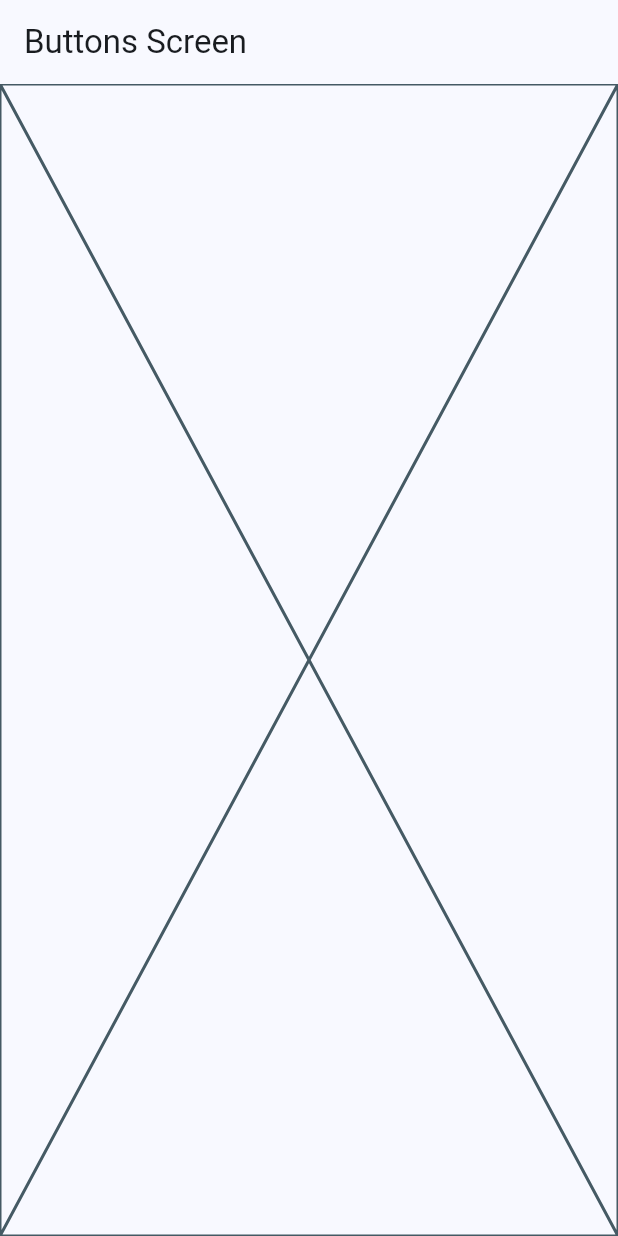
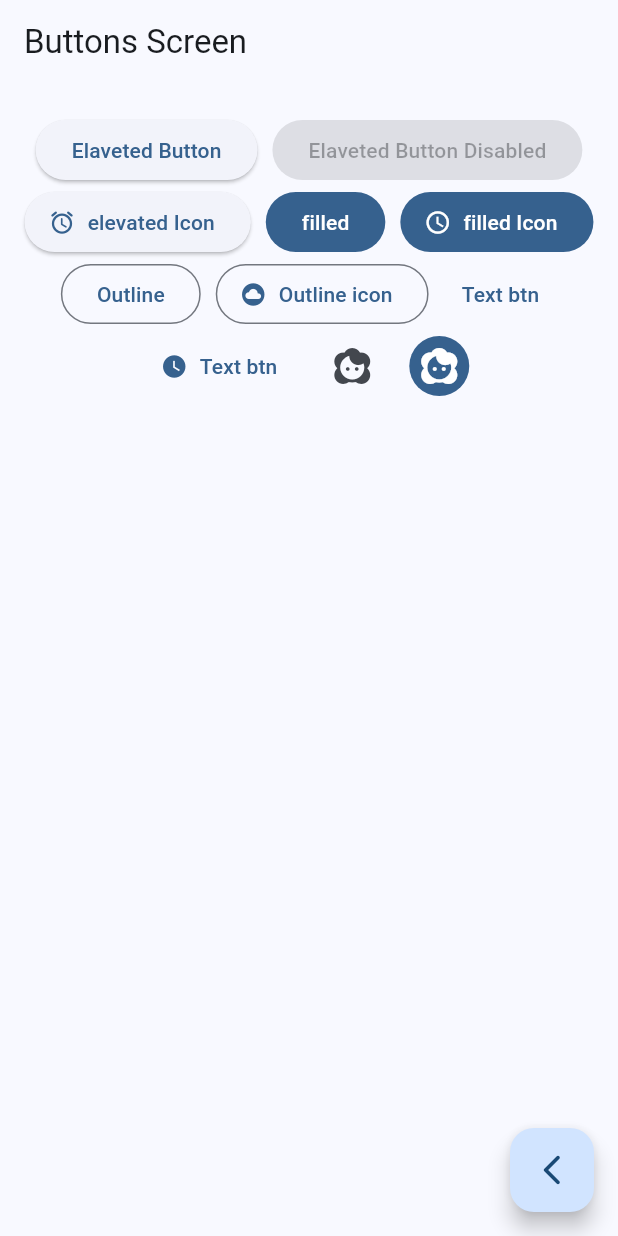
Before and after one commit to rabindranathfv/widget_app, a Flutter app: the ButtonsScreen screen opened by its route, on a phone screen of 412 x 824 dp. Run offline on Flutter 3.47's test engine with Material 3 defaults, Android fonts, the phone set to English and light mode, and no system bars; our stand-ins replace go_router.

Commit message:
add many buttons from flutter

```diff
--- a/lib/config/router/app_router.dart
+++ b/lib/config/router/app_router.dart
@@ -2,7 +2,16 @@ import 'package:go_router/go_router.dart';
 import 'package:widget_app/presentation/screens/screens.dart';
 
 final appRouter = GoRouter(initialLocation: '/', routes: [
-  GoRoute(path: '/', builder: (context, state) => const HomeScreen()),
-  GoRoute(path: '/buttons', builder: (context, state) => const ButtonsScreen()),
-  GoRoute(path: '/cards', builder: (context, state) => const CardsScreen())
+  GoRoute(
+      path: '/',
+      name: HomeScreen.name,
+      builder: (context, state) => const HomeScreen()),
+  GoRoute(
+      path: '/buttons',
+      name: ButtonsScreen.name,
+      builder: (context, state) => const ButtonsScreen()),
+  GoRoute(
+      path: '/cards',
+      name: CardsScreen.name,
+      builder: (context, state) => const CardsScreen())
 ]);
--- a/lib/presentation/screens/buttons/buttons_screnn.dart
+++ b/lib/presentation/screens/buttons/buttons_screnn.dart
@@ -1,13 +1,86 @@
 import 'package:flutter/material.dart';
+import 'package:go_router/go_router.dart';
 
-class ButtonsScreen extends StatelessWidget {
+class ButtonsScreen extends StatefulWidget {
+  static const String name = 'buttons_screen';
   const ButtonsScreen({super.key});
 
+  @override
+  State<ButtonsScreen> createState() => _ButtonsScreenState();
+}
+
+class _ButtonsScreenState extends State<ButtonsScreen> {
   @override
   Widget build(BuildContext context) {
     return Scaffold(
       appBar: AppBar(title: const Text('Buttons Screen')),
-      body: const Placeholder(),
+      body: const _ButtonsView(),
+      floatingActionButton: FloatingActionButton(
+        child: const Icon(Icons.arrow_back_ios_new_rounded),
+        onPressed: () {
+          context.pop();
+        },
+      ),
     );
   }
 }
+
+class _ButtonsView extends StatelessWidget {
+  const _ButtonsView({super.key});
+
+  @override
+  Widget build(BuildContext context) {
+    final colors = Theme.of(context).colorScheme;
+
+    return SizedBox(
+      width: double.infinity,
+      child: Padding(
+        padding: const EdgeInsets.symmetric(horizontal: 10, vertical: 20),
+        child: Wrap(
+          spacing: 10,
+          alignment: WrapAlignment.center,
+          children: [
+            ElevatedButton(
+                onPressed: () {}, child: const Text('Elaveted Button')),
+            const ElevatedButton(
+                onPressed: null, child: Text('Elaveted Button Disabled')),
+            ElevatedButton.icon(
+              icon: const Icon(Icons.access_alarm_rounded),
+              onPressed: () {},
+              label: const Text('elevated Icon'),
+            ),
+            FilledButton(
+              onPressed: () {},
+              child: const Text('filled'),
+            ),
+            FilledButton.icon(
+                onPressed: () {},
+                icon: const Icon(Icons.access_time),
+                label: const Text('filled Icon')),
+            OutlinedButton(onPressed: () {}, child: const Text('Outline')),
+            OutlinedButton.icon(
+                onPressed: () {},
+                icon: const Icon(Icons.cloud_circle),
+                label: const Text('Outline icon')),
+            TextButton(onPressed: () {}, child: const Text('Text btn')),
+            TextButton.icon(
+                onPressed: () {},
+                icon: const Icon(Icons.watch_later),
+                label: const Text('Text btn')),
+            IconButton(
+              onPressed: () {},
+              icon: const Icon(Icons.face_2_sharp),
+            ),
+            IconButton(
+              onPressed: () {},
+              icon: const Icon(Icons.face_2_sharp),
+              style: ButtonStyle(
+                  backgroundColor: WidgetStatePropertyAll(colors.primary),
+                  iconColor: const WidgetStatePropertyAll(Colors.white)),
+            )
+          ],
+        ),
+      ),
+    );
+  }
+}
--- a/lib/presentation/screens/cards/cards_screen.dart
+++ b/lib/presentation/screens/cards/cards_screen.dart
@@ -1,6 +1,7 @@
 import 'package:flutter/material.dart';
 
 class CardsScreen extends StatelessWidget {
+  static const String name = 'cards_screen';
   const CardsScreen({super.key});
 
   @override
--- a/lib/presentation/screens/home/home_screen.dart
+++ b/lib/presentation/screens/home/home_screen.dart
@@ -4,6 +4,7 @@ import 'package:widget_app/config/menu/menu_items.dart';
 import 'package:widget_app/presentation/screens/buttons/buttons_screnn.dart';
 
 class HomeScreen extends StatefulWidget {
+  static const String name = 'home_screen';
   const HomeScreen({super.key});
 
   @override
@@ -15,13 +16,13 @@ class _HomeScreenState extends State<HomeScreen> {
   Widget build(BuildContext context) {
     return Scaffold(
       appBar: AppBar(title: const Text('Flutter + Material You')),
-      body: const _homeView(),
+      body: const _HomeView(),
     );
   }
 }
 
-class _homeView extends StatelessWidget {
-  const _homeView();
+class _HomeView extends StatelessWidget {
+  const _HomeView();
 
   @override
   Widget build(BuildContext context) {
@@ -37,11 +38,16 @@ class _homeView extends StatelessWidget {
           trailing:
               Icon(Icons.arrow_forward_ios_rounded, color: colors.primary),
           onTap: () {
+            // TODO: Metodos nativos de flutter
             // Way 1, compatible with goRouter
             // Navigator.of(context).push(
             //     MaterialPageRoute(builder: (context) => const ButtonsScreen()));
             // way 2, no compatible with goRouter
             // Navigator.pushNamed(context, appMenuItems[index].link);
+
+            // TODO: Metodos de goRouter
+            // way 3, adding name into goRouter and move into tthe screen
+            // context.pushNamed( ButtonsScreen.name );
 
             context.push(appMenuItems[index].link);
           },
```
